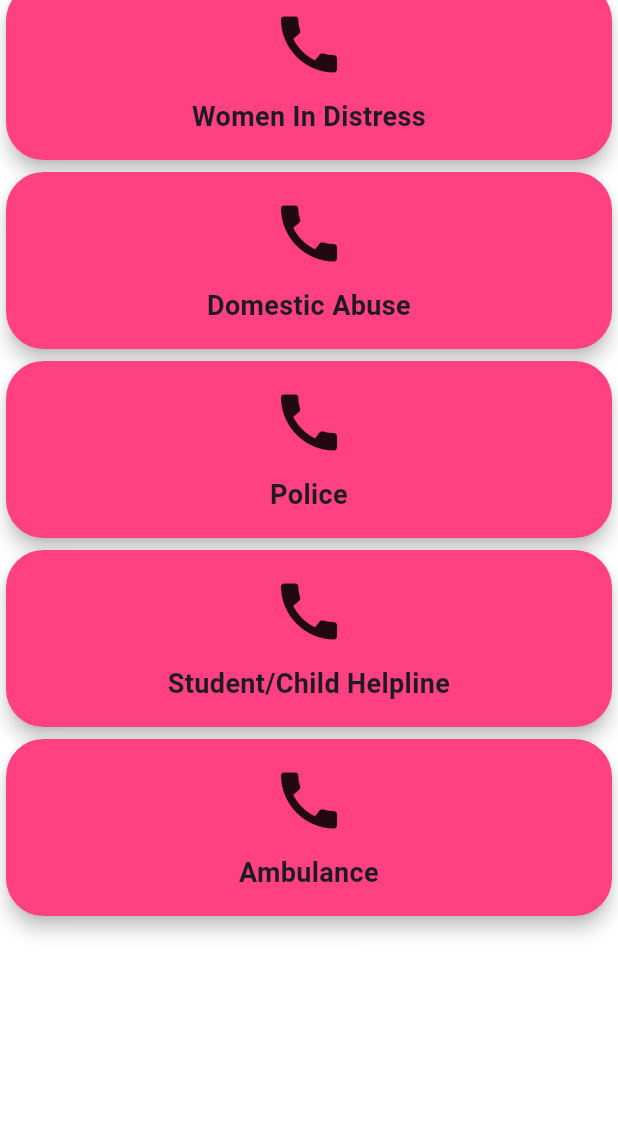
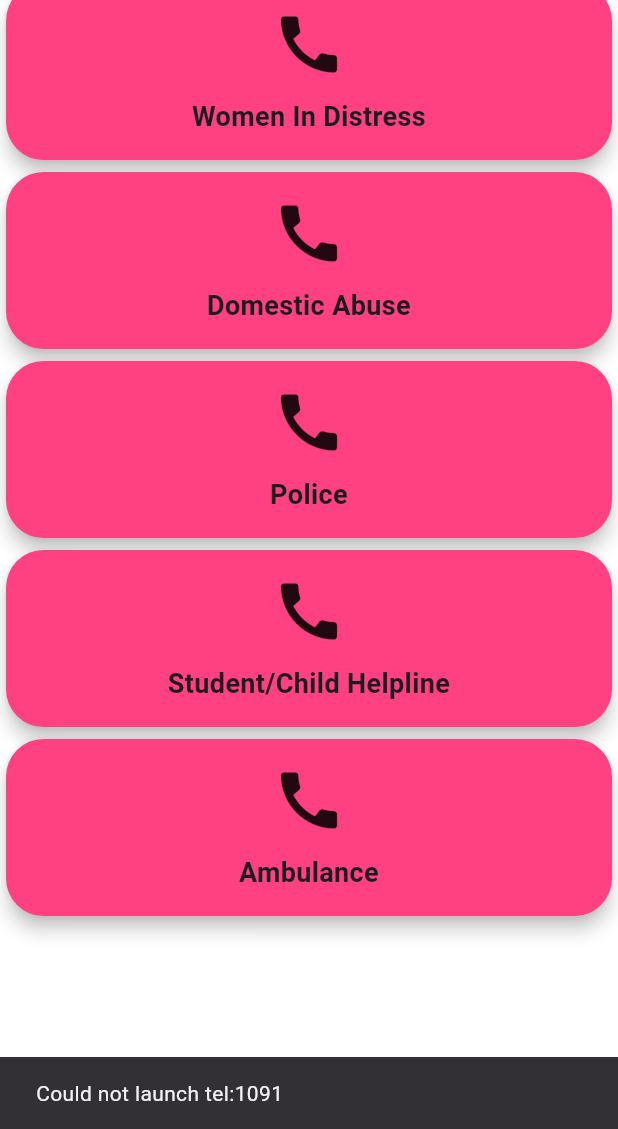
Before and after one commit to McFlurinivas/socieful, a Flutter app: the HelplinePage screen opened directly, after a tap on "Women In Distress", on a phone screen of 412 x 824 dp, the part 107-1236 px from its top. Run offline on Flutter 3.47's test engine with Material 3 defaults, Android fonts, the phone set to English and light mode, and no system bars.

Commit message:
Update helpline_page.dart

```diff
--- a/lib/pages/helpline_page.dart
+++ b/lib/pages/helpline_page.dart
@@ -11,7 +11,6 @@ class HelplinePage extends StatelessWidget {
 
   @override
   Widget build(BuildContext context) {
-    // Define a list of helpline options
     final List<HelplineOption> helplineOptions = [
       HelplineOption(title: 'Women In Distress', number: '1091'),
       HelplineOption(title: 'Domestic Abuse', number: '181'),
@@ -19,6 +18,16 @@ class HelplinePage extends StatelessWidget {
       HelplineOption(title: 'Student/Child Helpline', number: '1098'),
       HelplineOption(title: 'Ambulance', number: '102'),
     ];
+
+
+    void _launchUrl(String url) async {
+      final Uri uri = Uri.parse(url);
+      if (!await launchUrl(uri)) {
+        ScaffoldMessenger.of(context).showSnackBar(
+          SnackBar(content: Text('Could not launch $url')),
+        );
+      }
+    }
 
     return Scaffold(
       backgroundColor: AppColors.white,
@@ -28,8 +37,10 @@ class HelplinePage extends StatelessWidget {
         itemBuilder: (context, index) {
           final option = helplineOptions[index];
           return ChoiceCard(
-            choice: Choice(title: option.title, icon: Icons.call), // Assuming Choice is appropriately defined
-            onPressed: () => launch('tel:${option.number}'),
+            choice: Choice(
+                title: option.title,
+                icon: Icons.call),
+            onPressed: () => _launchUrl('tel:${option.number}'),
           );
         },
       ),
```
